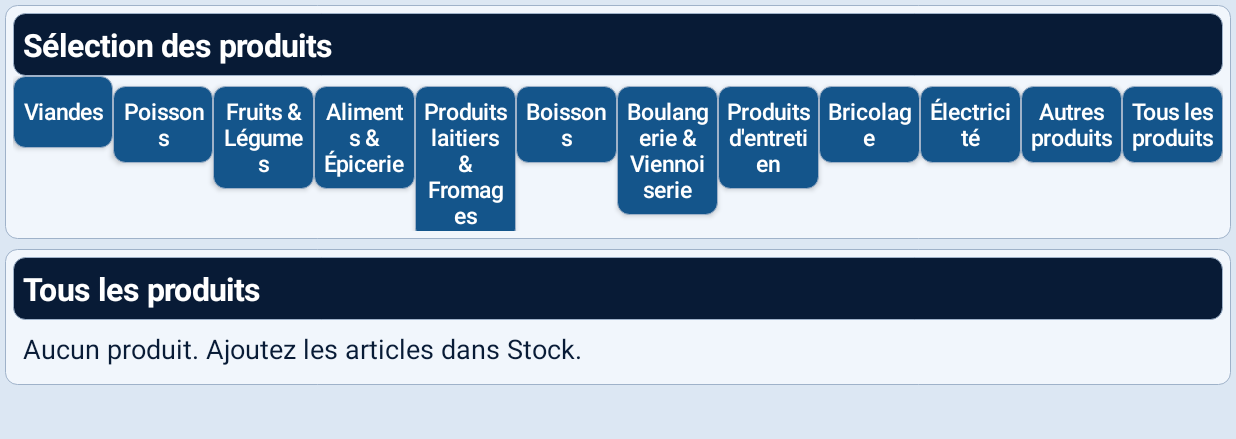
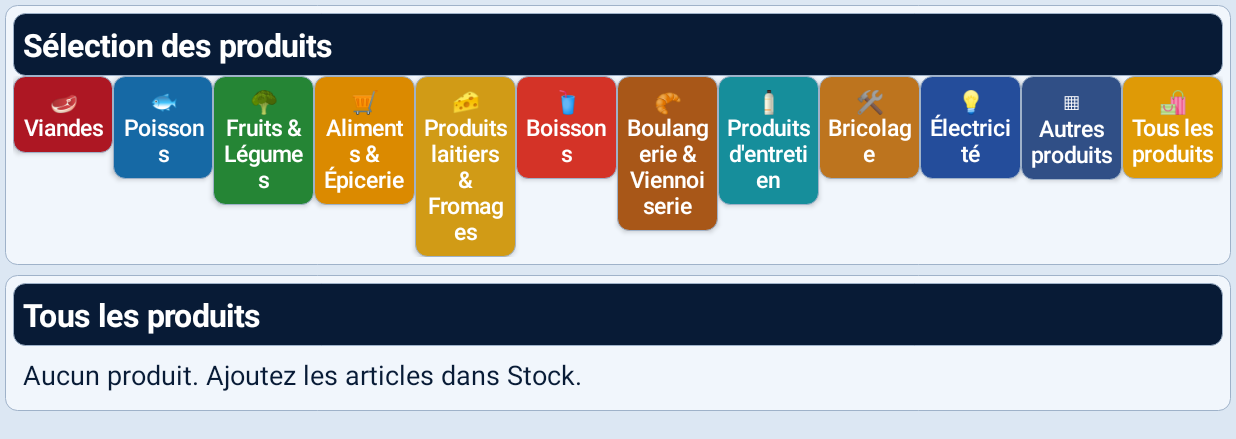
Before and after one commit to hadjahmedkad-ui/Caisse-Magasin, an Android app: the screen it shows after launch (MainActivity), after a tap on "Produits", on a phone screen of 824 x 412 dp (held sideways), the part 179-618 px from its top. Run offline under Robolectric (Android 15) with nearby library versions, the phone set to English and light mode, and no system bars.

Commit message:
Intégrer icône validée et couleurs des catégories et paiements

```diff
--- a/app/src/main/AndroidManifest.xml
+++ b/app/src/main/AndroidManifest.xml
@@ -1,2 +1,2 @@
 <?xml version="1.0" encoding="utf-8"?>
-<manifest xmlns:android="http://schemas.android.com/apk/res/android"><application android:label="Caisse Magasin" android:theme="@android:style/Theme.Material.Light.NoActionBar" android:usesCleartextTraffic="false"><activity android:name=".MainActivity" android:screenOrientation="landscape" android:exported="true"><intent-filter><action android:name="android.intent.action.MAIN"/><category android:name="android.intent.category.LAUNCHER"/></intent-filter></activity></application></manifest>
+<manifest xmlns:android="http://schemas.android.com/apk/res/android"><application android:label="Caisse Magasin" android:icon="@drawable/caisse_icon" android:theme="@android:style/Theme.Material.Light.NoActionBar" android:usesCleartextTraffic="false"><activity android:name=".MainActivity" android:screenOrientation="landscape" android:exported="true"><intent-filter><action android:name="android.intent.action.MAIN"/><category android:name="android.intent.category.LAUNCHER"/></intent-filter></activity></application></manifest>
--- a/app/src/main/java/com/caissemagasin/app/MainActivity.java
+++ b/app/src/main/java/com/caissemagasin/app/MainActivity.java
@@ -15,6 +15,8 @@ public class MainActivity extends Activity {
  LinearLayout root,body; EditText qty,price,codeField; String chosen="",chosenCode="";
  ArrayList<JSONObject> products=new ArrayList<>(),cart=new ArrayList<>(),sales=new ArrayList<>();
  String[] cats={"Viandes","Poissons","Fruits & Légumes","Aliments & Épicerie","Produits laitiers & Fromages","Boissons","Boulangerie & Viennoiserie","Produits d'entretien","Bricolage","Électricité","Autres produits","Tous les produits"};
+ String[] catIcons={"🥩","🐟","🥦","🛒","🧀","🥤","🥐","🧴","🛠","💡","▦","🛍"};
+ int[] catColors={0xffad1723,0xff1669a5,0xff258535,0xffdb8a00,0xffd19b16,0xffd43327,0xffa85718,0xff168e9b,0xffbd741e,0xff244d9b,0xff304f86,0xffdf9a06};
  String[] units={"pièce","kg","g","L","mL","bouteille","canette","boîte","carton","sachet","pack"};
  @Override public void onCreate(Bundle b){super.onCreate(b);getWindow().getDecorView().setSystemUiVisibility(View.SYSTEM_UI_FLAG_FULLSCREEN);load();show("Caisse");}
  JSONObject item(String name,String cat,String code,String unit,double cost,double price,double stock){JSONObject o=new JSONObject();try{o.put("name",name);o.put("cat",cat);o.put("code",code);o.put("unit",unit);o.put("cost",cost);o.put("price",price);o.put("stock",stock);}catch(Exception e){}return o;}
@@ -39,15 +41,15 @@ public class MainActivity extends Activity {
  ScrollView scroll=new ScrollView(this);root.addView(scroll,new LinearLayout.LayoutParams(-1,0,1));body=col();scroll.addView(body);
  switch(page){case "Caisse":caisse();break;case "Produits":produits(null);break;case "Stock":stock();break;case "Codes-barres":codes();break;case "Rapports":rapports();break;default:parametres();}}
  void caisse(){LinearLayout main=row();body.addView(main);LinearLayout left=col(),right=col();main.addView(left,new LinearLayout.LayoutParams(0,-2,1));main.addView(right,new LinearLayout.LayoutParams(0,-2,1));
- LinearLayout categories=panel(left,"Catégories");for(int i=0;i<cats.length;i+=3){LinearLayout r=row();categories.addView(r);for(int j=i;j<Math.min(i+3,cats.length);j++){String c=cats[j];add(r,btn(c,blue,()->{show("Produits");produits(c);}),1);}}
+ LinearLayout categories=panel(left,"Catégories");for(int i=0;i<cats.length;i+=3){LinearLayout r=row();categories.addView(r);for(int j=i;j<Math.min(i+3,cats.length);j++){String c=cats[j];add(r,btn(catIcons[j]+"\n"+c,catColors[j],()->{show("Produits");produits(c);}),1);}}
  LinearLayout stock=panel(left,"Stock sélectionné");JSONObject selected=find(chosenCode);stock.addView(txt(selected==null?"Sélectionnez un produit":selected.optString("name")+" : "+selected.optDouble("stock")+" "+selected.optString("unit"),19,navy));
  LinearLayout ticket=panel(right,"Ticket de vente");for(JSONObject c:new ArrayList<>(cart)){LinearLayout r=row();ticket.addView(r);add(r,txt(c.optString("name")+" × "+c.optDouble("qty")+" = "+eur(c.optDouble("qty")*c.optDouble("price")),17,navy),4);add(r,btn("Retirer",0xffb02d37,()->{cart.remove(c);save();show("Caisse");}),1);}ticket.addView(txt("TOTAL TTC : "+eur(total()),27,green));
  LinearLayout calc=panel(right,"Calculatrice et saisie");qty=field("Quantité","1");price=field("Prix unitaire",selected==null?"0":String.valueOf(selected.optDouble("price")));calc.addView(txt("Quantité",15,navy));calc.addView(qty);calc.addView(txt("Prix unitaire (€)",15,navy));calc.addView(price);
  String[] keys={"7","8","9","←","4","5","6","×","1","2","3","+","0",",","−","Ajouter"};for(int i=0;i<keys.length;i+=4){LinearLayout r=row();calc.addView(r);for(int j=i;j<i+4;j++){String k=keys[j];add(r,btn(k,k.equals("Ajouter")?green:navy,()->key(k)),1);}}
- LinearLayout pay=panel(right,"Moyens de paiement");LinearLayout r=row();pay.addView(r);for(String method:new String[]{"Carte bancaire","Espèces","Chèque bancaire","Chèque restaurant"})add(r,btn(method,blue,()->pay(method)),1);}
+ LinearLayout pay=panel(right,"Moyens de paiement");LinearLayout r=row();pay.addView(r);String[] methods={"Carte bancaire","Espèces","Chèque bancaire","Chèque restaurant"};int[] payColors={0xff1954d2,0xff159c2d,0xff852ac3,0xffef7900};for(int j=0;j<methods.length;j++){String method=methods[j];add(r,btn(method,payColors[j],()->pay(method)),1);}}
  void key(String k){if(k.equals("Ajouter")){double q=num(qty.getText().toString()),p=num(price.getText().toString());if(q<=0||p<0){toast("Quantité ou prix incorrect");return;}JSONObject selected=find(chosenCode);if(selected!=null){double existing=0;for(JSONObject c:cart)if(c.optString("code").equals(chosenCode))existing+=c.optDouble("qty");if(q+existing>selected.optDouble("stock")){toast("Stock insuffisant");return;}}JSONObject c=item(chosen.isEmpty()?"Article manuel":chosen,"",chosenCode,"pièce",0,p,0);try{c.put("qty",q);}catch(Exception e){}cart.add(c);save();show("Caisse");return;}
  EditText e=qty.hasFocus()?qty:price;String s=e.getText().toString();if(k.equals("←"))s=s.isEmpty()?"":s.substring(0,s.length()-1);else if(k.equals("+"))s=String.valueOf(num(s)+1);else if(k.equals("−"))s=String.valueOf(Math.max(0,num(s)-1));else if(k.equals("×"))s=String.valueOf(num(s)*2);else s+=k.equals(",")?".":k;e.setText(s);e.setSelection(s.length());}
- void produits(String category){body.removeAllViews();LinearLayout filter=panel(body,"Sélection des produits");LinearLayout catsRow=row();filter.addView(catsRow);for(String c:cats)add(catsRow,btn(c,blue,()->produits(c.equals("Tous les produits")?null:c)),1);
+ void produits(String category){body.removeAllViews();LinearLayout filter=panel(body,"Sélection des produits");LinearLayout catsRow=row();filter.addView(catsRow);for(int j=0;j<cats.length;j++){String c=cats[j];add(catsRow,btn(catIcons[j]+"\n"+c,catColors[j],()->produits(c.equals("Tous les produits")?null:c)),1);}
  LinearLayout list=panel(body,category==null?"Tous les produits":category);int count=0;for(JSONObject p:products){if(category!=null&&!category.equals(p.optString("cat")))continue;count++;list.addView(btn(p.optString("name")+"   "+eur(p.optDouble("price"))+" / "+p.optString("unit")+"   Stock : "+p.optDouble("stock"),blue,()->{chosen=p.optString("name");chosenCode=p.optString("code");show("Caisse");}));}if(count==0)list.addView(txt("Aucun produit. Ajoutez les articles dans Stock.",18,navy));}
  void stock(){LinearLayout form=panel(body,"Gestion du stock et création de produits");EditText name=field("Nom de l'article",""),purchase=field("Prix d'achat",""),sell=field("Prix de vente",""),quantity=field("Stock initial",""),barcode=field("Code-barres","");Spinner cat=spin(cats),unit=spin(units);form.addView(name);form.addView(cat);form.addView(unit);form.addView(purchase);form.addView(sell);form.addView(quantity);form.addView(barcode);form.addView(btn("Générer un code interne",blue,()->barcode.setText("29"+System.currentTimeMillis())),new LinearLayout.LayoutParams(-1,-2));form.addView(btn("Enregistrer le produit",green,()->{String n=name.getText().toString().trim(),b=barcode.getText().toString().trim();if(n.isEmpty()||b.isEmpty()||find(b)!=null){toast("Nom ou code manquant, ou code déjà utilisé");return;}double q=num(quantity.getText().toString()),pr=num(sell.getText().toString()),co=num(purchase.getText().toString());if(q<0||pr<0||co<0){toast("Valeur négative interdite");return;}products.add(item(n,cat.getSelectedItem().toString(),b,unit.getSelectedItem().toString(),co,pr,q));save();show("Stock");}));
  LinearLayout list=panel(body,"Inventaire / sorties");for(JSONObject p:products){LinearLayout r=row();list.addView(r);add(r,txt(p.optString("name")+" | "+p.optString("code")+" | "+eur(p.optDouble("price"))+" | Reste "+p.optDouble("stock")+" "+p.optString("unit"),17,navy),4);add(r,btn("Modifier",blue,()->edit(p)),1);}}
```
Also changed, not shown: app/src/main/res/drawable/caisse_icon.jpg (added).
